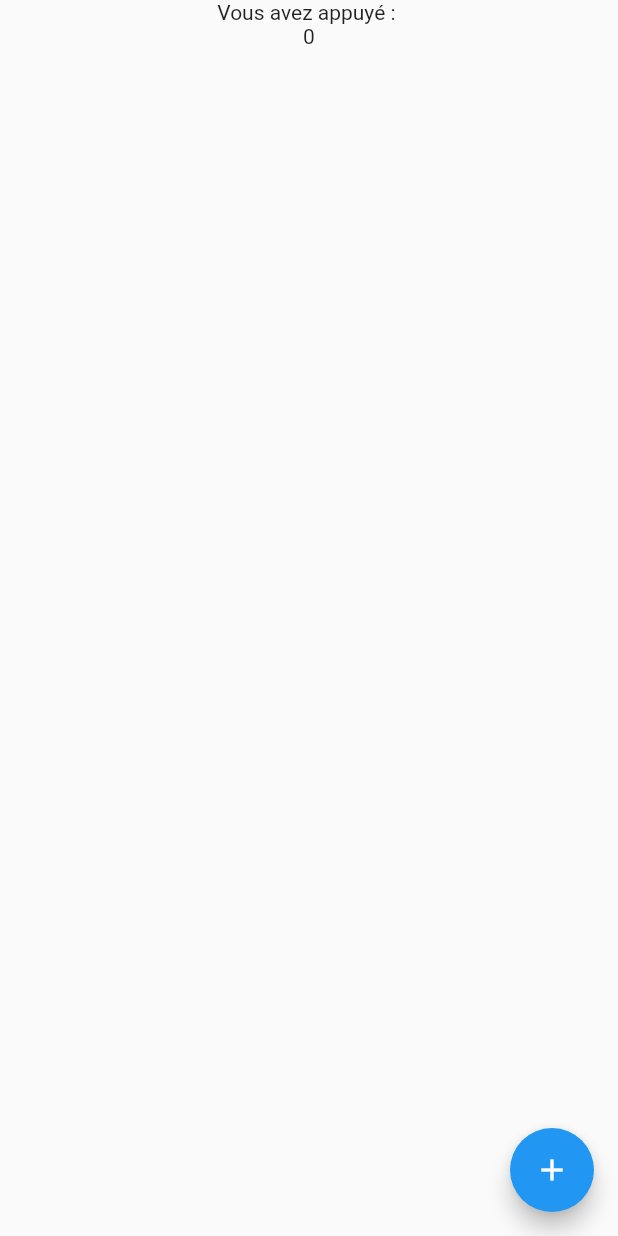
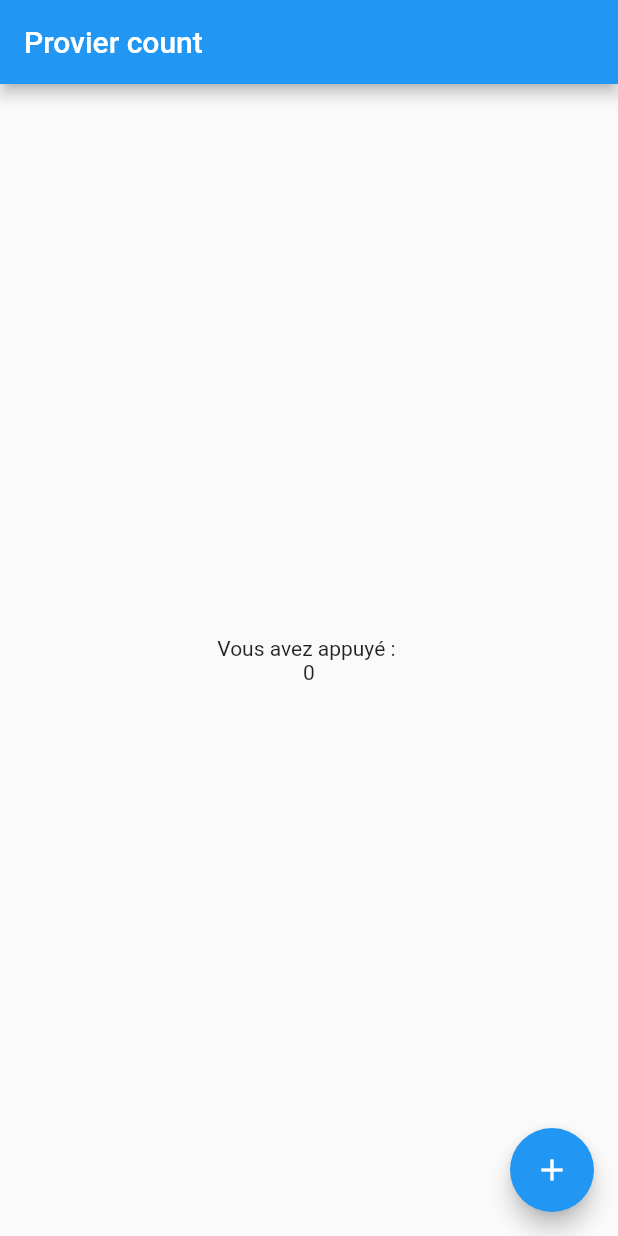
Before and after one commit to AdamMusa/provider, a Flutter app: the screen it shows after launch, on a phone screen of 412 x 824 dp. Run offline on Flutter 3.47's test engine with Material 2 defaults, Android fonts, the light colour scheme and no system bars.

Commit message:
fixed bug

```diff
--- a/provi/lib/main.dart
+++ b/provi/lib/main.dart
@@ -14,7 +14,11 @@ class MyApp extends StatelessWidget {
   Widget build(BuildContext context) {
     final counter = Provider.of<Counter>(context);
     return Scaffold(
+      appBar: AppBar(
+        title:Text('Provier count')
+      ),
       body: Center(child: Column(
+        mainAxisAlignment: MainAxisAlignment.center,
         children:<Widget>[
           Text('Vous avez appuyé : '),
           Text('${counter.count}')
```
